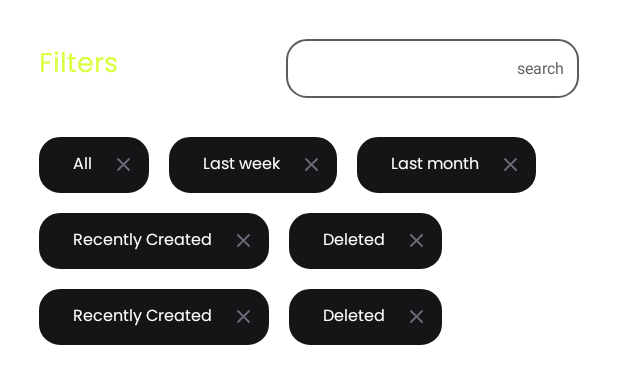
After one commit to zainshah412-eng/Ersaal, an Android app: the layout bottom_sheet_for_filter.xml on its own in the app's theme, with its tools: preview values and no code run, on a phone screen of 412 x 824 dp. The commit adds this screen. Shown: the top 384 px of the screen. Run offline under Robolectric (Android 15) with nearby library versions, the phone set to English and light mode, and no system bars.

Commit message:
Design the Screens

```diff
--- a/app/src/main/AndroidManifest.xml
+++ b/app/src/main/AndroidManifest.xml
@@ -18,8 +18,9 @@
         android:theme="@style/Theme.Ersaal"
         tools:replace="android:allowBackup">
         <activity
-            android:name=".BlockedActivity"
-            android:exported="false" />
+            android:name=".core.ui.activities.BlockedActivity"
+            android:exported="false"
+            android:theme="@style/Theme.Ersaal.NoActionBar" />
         <activity
             android:name=".core.ui.activities.OtpActivity"
             android:exported="false"
--- /dev/null
+++ b/app/src/main/res/drawable/baseline_close_24.xml
@@ -0,0 +1,5 @@
+<vector android:height="24dp" android:tint="#6C6B79"
+    android:viewportHeight="24" android:viewportWidth="24"
+    android:width="24dp" xmlns:android="http://schemas.android.com/apk/res/android">
+    <path android:fillColor="@android:color/white" android:pathData="M19,6.41L17.59,5 12,10.59 6.41,5 5,6.41 10.59,12 5,17.59 6.41,19 12,13.41 17.59,19 19,17.59 13.41,12z"/>
+</vector>
--- /dev/null
+++ b/app/src/main/res/drawable/shape_rectangle_black.xml
@@ -0,0 +1,8 @@
+<?xml version="1.0" encoding="utf-8"?>
+<shape xmlns:android="http://schemas.android.com/apk/res/android">
+    <stroke
+        android:width="@dimen/_1sdp"
+        android:color="@color/black_100" />
+    <solid android:color="@color/black_100" />
+    <corners android:radius="@dimen/_10sdp" />
+</shape>
--- a/app/src/main/res/drawable/shape_rectangle_white.xml
+++ b/app/src/main/res/drawable/shape_rectangle_white.xml
@@ -1,7 +1,7 @@
 <?xml version="1.0" encoding="utf-8"?>
 <shape
     xmlns:android="http://schemas.android.com/apk/res/android">
-    <solid android:color="@color/white"/>
+    <solid android:color="@color/black_200"/>
     <corners android:topLeftRadius="@dimen/_15sdp"
         android:topRightRadius="@dimen/_15sdp"/>
 </shape>
--- /dev/null
+++ b/app/src/main/res/layout/bottom_sheet_for_filter.xml
@@ -0,0 +1,262 @@
+<?xml version="1.0" encoding="utf-8"?>
+<RelativeLayout xmlns:android="http://schemas.android.com/apk/res/android"
+    android:layout_width="match_parent"
+    android:layout_height="wrap_content">
+
+    <com.example.ersaal.utils.CustomTextView
+        android:id="@+id/title"
+        android:layout_width="wrap_content"
+        android:layout_height="wrap_content"
+        android:layout_marginStart="@dimen/_20sdp"
+        android:layout_marginTop="@dimen/_22sdp"
+        android:fontFamily="@font/objective_medium"
+        android:text="@string/filters"
+        android:textColor="@color/yellow"
+        android:textSize="@dimen/_14ssp" />
+
+    <AutoCompleteTextView
+        android:id="@+id/edtSearchView"
+        android:layout_width="@dimen/_150sdp"
+        android:layout_height="@dimen/_30sdp"
+        android:layout_alignParentEnd="true"
+        android:layout_marginStart="@dimen/_14sdp"
+        android:layout_marginTop="@dimen/_20sdp"
+        android:layout_marginEnd="@dimen/_20sdp"
+        android:background="@drawable/shape_rectangle_border_grey"
+        android:completionThreshold="2"
+        android:drawablePadding="28dp"
+        android:hint="@string/search"
+        android:imeOptions="actionSearch"
+        android:includeFontPadding="false"
+        android:inputType="text"
+        android:maxLines="1"
+        android:padding="@dimen/_8sdp"
+        android:popupBackground="@drawable/shape_rectangle_border_grey"
+        android:textAlignment="viewEnd"
+        android:textColor="@color/white"
+        android:textColorHint="@color/grey"
+        android:textCursorDrawable="@null"
+        android:textSize="@dimen/_8sdp" />
+
+    <LinearLayout
+        android:layout_width="wrap_content"
+        android:layout_height="wrap_content"
+        android:layout_below="@+id/edtSearchView"
+        android:layout_marginStart="@dimen/_20sdp"
+        android:layout_marginTop="@dimen/_20sdp"
+        android:layout_marginEnd="@dimen/_20sdp"
+        android:layout_marginBottom="@dimen/_20sdp"
+        android:orientation="vertical">
+
+        <LinearLayout
+            android:layout_width="wrap_content"
+            android:layout_height="wrap_content"
+            android:orientation="horizontal">
+
+            <LinearLayout
+                android:layout_width="wrap_content"
+                android:layout_height="wrap_content"
+                android:background="@drawable/shape_rectangle_black"
+                android:gravity="center"
+                android:orientation="horizontal"
+                android:padding="@dimen/_7sdp">
+
+                <com.example.ersaal.utils.CustomTextView
+                    android:layout_width="wrap_content"
+                    android:layout_height="wrap_content"
+                    android:layout_marginStart="@dimen/_10sdp"
+                    android:layout_marginEnd="@dimen/_10sdp"
+                    android:fontFamily="@font/objective_medium"
+                    android:text="@string/all"
+                    android:textColor="@color/white"
+                    android:textSize="@dimen/_8ssp" />
+
+                <ImageView
+                    android:layout_width="@dimen/_12sdp"
+                    android:layout_height="@dimen/_12sdp"
+                    android:src="@drawable/baseline_close_24" />
+
+
+            </LinearLayout>
+
+            <LinearLayout
+                android:layout_width="wrap_content"
+                android:layout_height="wrap_content"
+                android:layout_marginStart="@dimen/_10sdp"
+                android:background="@drawable/shape_rectangle_black"
+                android:gravity="center"
+                android:orientation="horizontal"
+                android:padding="@dimen/_7sdp">
+
+                <com.example.ersaal.utils.CustomTextView
+                    android:layout_width="wrap_content"
+                    android:layout_height="wrap_content"
+                    android:layout_marginStart="@dimen/_10sdp"
+                    android:layout_marginEnd="@dimen/_10sdp"
+                    android:fontFamily="@font/objective_medium"
+                    android:text="@string/last_week"
+                    android:textColor="@color/white"
+                    android:textSize="@dimen/_8ssp" />
+
+                <ImageView
+                    android:layout_width="@dimen/_12sdp"
+                    android:layout_height="@dimen/_12sdp"
+                    android:src="@drawable/baseline_close_24" />
+
+
+            </LinearLayout>
+
+            <LinearLayout
+                android:layout_width="wrap_content"
+                android:layout_height="wrap_content"
+                android:layout_marginStart="@dimen/_10sdp"
+                android:background="@drawable/shape_rectangle_black"
+                android:gravity="center"
+                android:orientation="horizontal"
+                android:padding="@dimen/_7sdp">
+
+                <com.example.ersaal.utils.CustomTextView
+                    android:layout_width="wrap_content"
+                    android:layout_height="wrap_content"
+                    android:layout_marginStart="@dimen/_10sdp"
+                    android:layout_marginEnd="@dimen/_10sdp"
+                    android:fontFamily="@font/objective_medium"
+                    android:text="@string/last_month"
+                    android:textColor="@color/white"
+                    android:textSize="@dimen/_8ssp" />
+
+                <ImageView
+                    android:layout_width="@dimen/_12sdp"
+                    android:layout_height="@dimen/_12sdp"
+                    android:src="@drawable/baseline_close_24" />
+
+
+            </LinearLayout>
+
+        </LinearLayout>
+
+        <LinearLayout
+            android:layout_width="wrap_content"
+            android:layout_height="wrap_content"
+            android:layout_marginTop="@dimen/_10sdp"
+            android:orientation="horizontal">
+
+            <LinearLayout
+                android:layout_width="wrap_content"
+                android:layout_height="wrap_content"
+                android:background="@drawable/shape_rectangle_black"
+                android:gravity="center"
+                android:orientation="horizontal"
+                android:padding="@dimen/_7sdp">
+
+                <com.example.ersaal.utils.CustomTextView
+                    android:layout_width="wrap_content"
+                    android:layout_height="wrap_content"
+                    android:layout_marginStart="@dimen/_10sdp"
+                    android:layout_marginEnd="@dimen/_10sdp"
+                    android:fontFamily="@font/objective_medium"
+                    android:text="@string/recently_created"
+                    android:textColor="@color/white"
+                    android:textSize="@dimen/_8ssp" />
+
+                <ImageView
+                    android:layout_width="@dimen/_12sdp"
+                    android:layout_height="@dimen/_12sdp"
+                    android:src="@drawable/baseline_close_24" />
+
+
+            </LinearLayout>
+
+            <LinearLayout
+                android:layout_width="wrap_content"
+                android:layout_height="wrap_content"
+                android:layout_marginStart="@dimen/_10sdp"
+                android:background="@drawable/shape_rectangle_black"
+                android:gravity="center"
+                android:orientation="horizontal"
+                android:padding="@dimen/_7sdp">
+
+                <com.example.ersaal.utils.CustomTextView
+                    android:layout_width="wrap_content"
+                    android:layout_height="wrap_content"
+                    android:layout_marginStart="@dimen/_10sdp"
+                    android:layout_marginEnd="@dimen/_10sdp"
+                    android:fontFamily="@font/objective_medium"
+                    android:text="@string/deleted"
+                    android:textColor="@color/white"
+                    android:textSize="@dimen/_8ssp" />
+
+                <ImageView
+                    android:layout_width="@dimen/_12sdp"
+                    android:layout_height="@dimen/_12sdp"
+                    android:src="@drawable/baseline_close_24" />
+
+
+            </LinearLayout>
+
+        </LinearLayout>
+
+        <LinearLayout
+            android:layout_width="wrap_content"
+            android:layout_height="wrap_content"
+            android:layout_marginTop="@dimen/_10sdp"
+            android:orientation="horizontal">
+
+            <LinearLayout
+                android:layout_width="wrap_content"
+                android:layout_height="wrap_content"
+                android:background="@drawable/shape_rectangle_black"
+                android:gravity="center"
+                android:orientation="horizontal"
+                android:padding="@dimen/_7sdp">
+
+                <com.example.ersaal.utils.CustomTextView
+                    android:layout_width="wrap_content"
+                    android:layout_height="wrap_content"
+                    android:layout_marginStart="@dimen/_10sdp"
+                    android:layout_marginEnd="@dimen/_10sdp"
+                    android:fontFamily="@font/objective_medium"
+                    android:text="@string/recently_created"
+                    android:textColor="@color/white"
+                    android:textSize="@dimen/_8ssp" />
+
+                <ImageView
+                    android:layout_width="@dimen/_12sdp"
+                    android:layout_height="@dimen/_12sdp"
+                    android:src="@drawable/baseline_close_24" />
+
+
+            </LinearLayout>
+
+            <LinearLayout
+                android:layout_width="wrap_content"
+                android:layout_height="wrap_content"
+                android:layout_marginStart="@dimen/_10sdp"
+                android:background="@drawable/shape_rectangle_black"
+                android:gravity="center"
+                android:orientation="horizontal"
+                android:padding="@dimen/_7sdp">
+
+                <com.example.ersaal.utils.CustomTextView
+                    android:layout_width="wrap_content"
+                    android:layout_height="wrap_content"
+                    android:layout_marginStart="@dimen/_10sdp"
+                    android:layout_marginEnd="@dimen/_10sdp"
+                    android:fontFamily="@font/objective_medium"
+                    android:text="@string/deleted"
+                    android:textColor="@color/white"
+                    android:textSize="@dimen/_8ssp" />
+
+                <ImageView
+                    android:layout_width="@dimen/_12sdp"
+                    android:layout_height="@dimen/_12sdp"
+                    android:src="@drawable/baseline_close_24" />
+
+
+            </LinearLayout>
+
+        </LinearLayout>
+
+    </LinearLayout>
+
+</RelativeLayout>
--- a/app/src/main/res/values/colors.xml
+++ b/app/src/main/res/values/colors.xml
@@ -6,11 +6,14 @@
 
     <color name="white">#ffffff</color>
     <color name="black">#000000</color>
+    <color name="black_100">#151517</color>
+    <color name="black_200">#99262629</color>
     <color name="grey">#5C5C5C</color>
     <color name="grey_100">#757483</color>
     <color name="grey_200">#262629</color>
     <color name="grey_300">#0F1319</color>
     <color name="grey_400">#898989</color>
+    <color name="grey_500">#6C6B79</color>
     <color name="yellow">#D9FF40</color>
     <color name="yellow_100">#50593A</color>
 
--- a/app/src/main/res/values/strings.xml
+++ b/app/src/main/res/values/strings.xml
@@ -120,5 +120,20 @@ By accepting these terms and conditions, you acknowledge and agree that the Ersa
     <string name="recents">Recents</string>
     <string name="settings">Settings</string>
     <string name="edit">Edit</string>
+    <string name="web_linked_device">Web (Linked Device)</string>
+    <string name="blocked">Blocked</string>
+    <string name="account">Account</string>
+    <string name="privacy">Privacy</string>
+    <string name="chat_settings">Chat settings</string>
+    <string name="notification_settings">Notification settings</string>
+    <string name="storage">Storage</string>
+    <string name="help">Help</string>
+    <string name="share_app">Share app</string>
+    <string name="search">search</string>
+    <string name="all">All</string>
+    <string name="last_month">Last month</string>
+    <string name="last_week">Last week</string>
+    <string name="recently_created">Recently Created</string>
+    <string name="deleted">Deleted</string>
 
 </resources>
```
Also changed, not shown: app/src/main/java/com/example/ersaal/core/adapters/BlockedAdapter.kt (added, +45 -0 lines), app/src/main/java/com/example/ersaal/core/adapters/OrderDetailAdapter.kt (deleted, +0 -43 lines), app/src/main/java/com/example/ersaal/core/ui/activities/BlockedActivity.kt (+38 -1 lines), app/src/main/java/com/example/ersaal/core/ui/fragments/HomeFragment.kt (+26 -1 lines), app/src/main/java/com/example/ersaal/core/ui/fragments/SettingsFragment.kt (+14 -2 lines), app/src/main/res/layout/activity_blocked.xml (+58 -2 lines), app/src/main/res/layout/blocked_item.xml (added, +53 -0 lines), app/src/main/res/layout/fragment_settings.xml (+10 -9 lines), app/src/main/res/drawable/icon_search.png (added), 1 other file.
